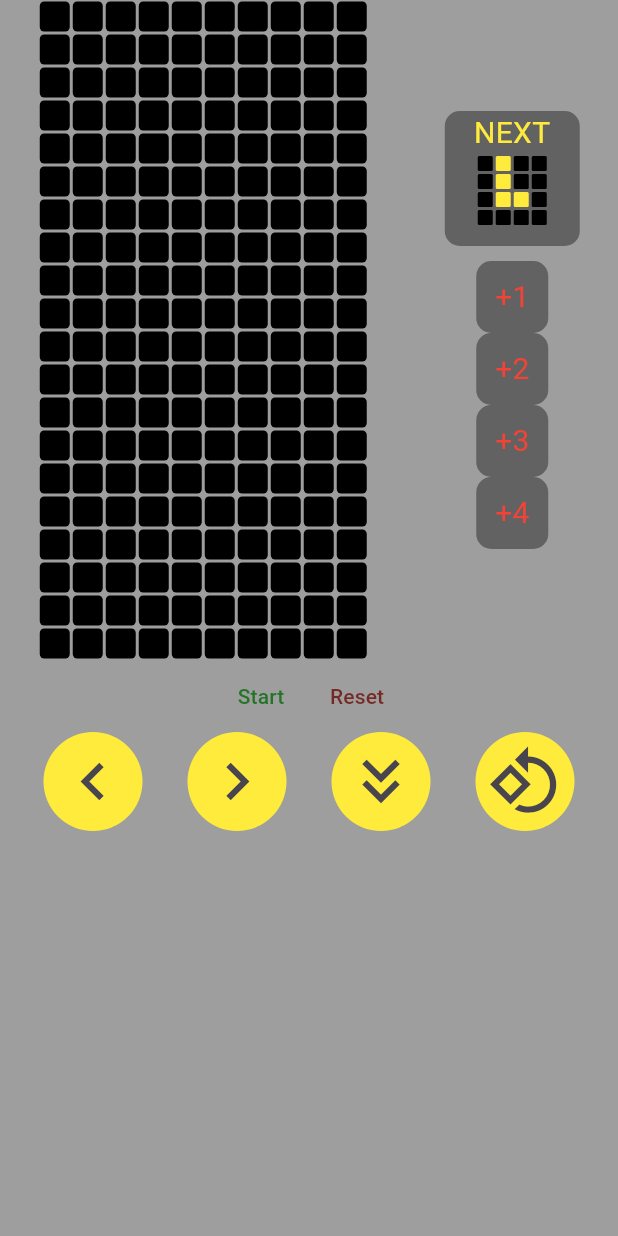
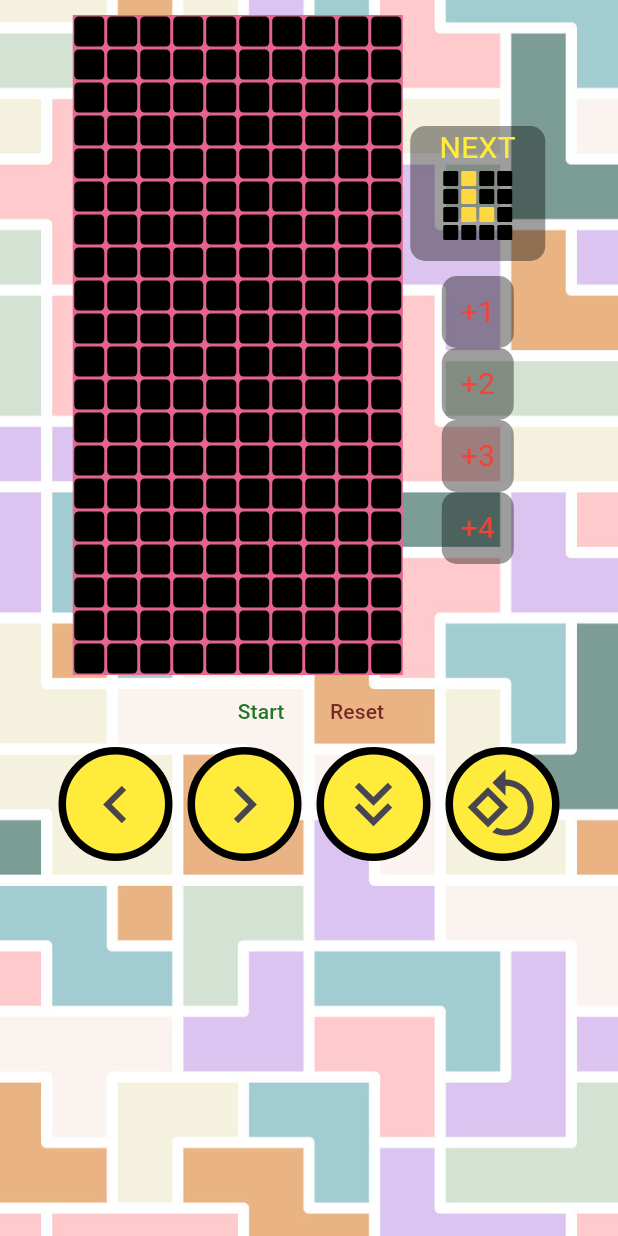
Before and after one commit to kosmas1991/tetris, a Flutter app: the screen it shows after launch, on a phone screen of 412 x 824 dp. Run offline on Flutter 3.47's test engine with Material 3 defaults, Android fonts, the phone set to English and light mode, and no system bars; our stand-ins replace vibration.

Commit message:
before cloud

```diff
--- a/lib/screens/gamescreen.dart
+++ b/lib/screens/gamescreen.dart
@@ -1,4 +1,7 @@
+import 'package:flutter/cupertino.dart';
 import 'package:flutter/material.dart';
+import 'package:flutter/services.dart';
+import 'package:flutter/widgets.dart';
 import 'dart:async';
 import 'dart:math';
 import 'package:tetris/models/piece.dart';
@@ -11,6 +14,14 @@ class GameScreen extends StatefulWidget {
   @override
   State<GameScreen> createState() => _GameScreenState();
 }
+
+class SpaceIntent extends Intent {}
+
+class ArrowLeftIntent extends Intent {}
+
+class ArrowRightIntent extends Intent {}
+
+class ArrowDownIntent extends Intent {}
 
 class _GameScreenState extends State<GameScreen> {
   //bool fromSpeedSet = false;
@@ -47,6 +58,7 @@ class _GameScreenState extends State<GameScreen> {
     [0, 0],
   ];
   int secondChance = 0;
+
   @override
   Widget build(BuildContext context) {
     switch (nextPieceToPlay.name) {
@@ -107,12 +119,27 @@ class _GameScreenState extends State<GameScreen> {
     return Scaffold(
       backgroundColor: Colors.grey,
       body: SafeArea(
-        child: Column(children:
-         [
+        child: Stack(
+          children: [
+            Image.asset(
+              'assets/images/tetris.jpg',
+              fit: BoxFit.fitHeight,
+              height: double.infinity,
+            ),
+            Container(
+              padding: EdgeInsets.all(10),
+              child: Column(
+                children: [
                   Row(
-          mainAxisAlignment: MainAxisAlignment.spaceAround,
+                    mainAxisAlignment: MainAxisAlignment.center,
                     children: [
-            daUI,
+                      Container(
+                        color: const Color.fromARGB(255, 228, 100, 143),
+                        child: daUI,
+                      ),
+                      SizedBox(
+                        width: 5,
+                      ),
                       Column(
                         children: [
                           Container(
@@ -126,7 +153,8 @@ class _GameScreenState extends State<GameScreen> {
                               children: [
                                 Text(
                                   'NEXT',
-                        style: TextStyle(color: Colors.yellow, fontSize: 20),
+                                  style: TextStyle(
+                                      color: Colors.yellow, fontSize: 20),
                                   textAlign: TextAlign.center,
                                 ),
                                 Row(
@@ -152,7 +180,8 @@ class _GameScreenState extends State<GameScreen> {
                                 },
                                 icon: Text(
                                   '+1',
-                        style: TextStyle(color: Colors.red, fontSize: 20),
+                                  style: TextStyle(
+                                      color: Colors.red, fontSize: 20),
                                 )),
                           ),
                           Container(
@@ -166,7 +195,8 @@ class _GameScreenState extends State<GameScreen> {
                                 },
                                 icon: Text(
                                   '+2',
-                        style: TextStyle(color: Colors.red, fontSize: 20),
+                                  style: TextStyle(
+                                      color: Colors.red, fontSize: 20),
                                 )),
                           ),
                           Container(
@@ -180,7 +210,8 @@ class _GameScreenState extends State<GameScreen> {
                                 },
                                 icon: Text(
                                   '+3',
-                        style: TextStyle(color: Colors.red, fontSize: 20),
+                                  style: TextStyle(
+                                      color: Colors.red, fontSize: 20),
                                 )),
                           ),
                           Container(
@@ -194,14 +225,47 @@ class _GameScreenState extends State<GameScreen> {
                                 },
                                 icon: Text(
                                   '+4',
-                        style: TextStyle(color: Colors.red, fontSize: 20),
+                                  style: TextStyle(
+                                      color: Colors.red, fontSize: 20),
                                 )),
                           ),
                         ],
                       )
                     ],
                   ),
-        Row(
+                  Shortcuts(
+                    shortcuts: {
+                      LogicalKeySet(LogicalKeyboardKey.space): SpaceIntent(),
+                      LogicalKeySet(LogicalKeyboardKey.arrowLeft):
+                          ArrowLeftIntent(),
+                      LogicalKeySet(LogicalKeyboardKey.arrowRight):
+                          ArrowRightIntent(),
+                      LogicalKeySet(LogicalKeyboardKey.arrowDown):
+                          ArrowDownIntent(),
+                    },
+                    child: Actions(
+                      actions: {
+                        SpaceIntent: CallbackAction<SpaceIntent>(
+                          onInvoke: (intent) {
+                            return rotatePiece();
+                          },
+                        ),
+                        ArrowLeftIntent: CallbackAction<ArrowLeftIntent>(
+                          onInvoke: (intent) {
+                            return movePieceLeft();
+                          },
+                        ),
+                        ArrowRightIntent: CallbackAction<ArrowRightIntent>(
+                          onInvoke: (intent) {
+                            return movePieceRight();
+                          },
+                        ),
+                        ArrowDownIntent:
+                            CallbackAction<ArrowDownIntent>(onInvoke: (intent) {
+                          return forcedOneDown();
+                        })
+                      },
+                      child: Row(
                         mainAxisAlignment: MainAxisAlignment.center,
                         children: [
                           TextButton(
@@ -210,7 +274,8 @@ class _GameScreenState extends State<GameScreen> {
                               },
                               child: Text(
                                 'Start',
-                  style: TextStyle(color: Color.fromARGB(255, 36, 116, 39)),
+                                style: TextStyle(
+                                    color: Color.fromARGB(255, 36, 116, 39)),
                               )),
                           TextButton(
                               onPressed: () {
@@ -220,9 +285,12 @@ class _GameScreenState extends State<GameScreen> {
                               child: Text(
                                 'Reset',
                                 style: TextStyle(
-                      color: const Color.fromARGB(255, 117, 41, 36)),
+                                    color:
+                                        const Color.fromARGB(255, 117, 41, 36)),
                               ))
                         ],
+                      ),
+                    ),
                   ),
                   Wrap(
                     alignment: WrapAlignment.center,
@@ -243,6 +311,7 @@ class _GameScreenState extends State<GameScreen> {
                         },
                         child: Container(
                           decoration: BoxDecoration(
+                            border: Border.all(color: Colors.black, width: 5),
                             borderRadius: BorderRadius.circular(1000),
                             color: Colors.yellow,
                           ),
@@ -256,7 +325,7 @@ class _GameScreenState extends State<GameScreen> {
                         ),
                       ),
                       SizedBox(
-              width: 30,
+                        width: 10,
                       ),
                       Listener(
                         onPointerDown: (event) {
@@ -274,6 +343,7 @@ class _GameScreenState extends State<GameScreen> {
                         },
                         child: Container(
                           decoration: BoxDecoration(
+                              border: Border.all(color: Colors.black, width: 5),
                               borderRadius: BorderRadius.circular(1000),
                               color: Colors.yellow),
                           child: IconButton(
@@ -286,7 +356,7 @@ class _GameScreenState extends State<GameScreen> {
                         ),
                       ),
                       SizedBox(
-              width: 30,
+                        width: 10,
                       ),
                       Listener(
                         //speedUp
@@ -305,6 +375,7 @@ class _GameScreenState extends State<GameScreen> {
                         },
                         child: Container(
                           decoration: BoxDecoration(
+                              border: Border.all(color: Colors.black, width: 5),
                               borderRadius: BorderRadius.circular(1000),
                               color: Colors.yellow),
                           child: IconButton(
@@ -318,10 +389,11 @@ class _GameScreenState extends State<GameScreen> {
                         ),
                       ),
                       SizedBox(
-              width: 30,
+                        width: 10,
                       ),
                       Container(
                         decoration: BoxDecoration(
+                            border: Border.all(color: Colors.black, width: 5),
                             borderRadius: BorderRadius.circular(1000),
                             color: Colors.yellow),
                         child: IconButton(
@@ -334,14 +406,19 @@ class _GameScreenState extends State<GameScreen> {
                     ],
                   ),
                 ],
-
+              ),
+            ),
+          ],
         ),
       ),
     );
   }
+
   @override
   void initState() {
     nextPieceToPlay = allThePieces[rand.nextInt(7)];
+    //auto start
+    //start();
     super.initState();
   }
 
@@ -1541,7 +1618,7 @@ class _GameScreenState extends State<GameScreen> {
             width: 20,
             margin: EdgeInsets.all(1),
             decoration: BoxDecoration(
-                color: table[i][j] == 0 ? Colors.black : Colors.yellow,
+                color: table[i][j] == 0 ? Colors.black : Colors.amberAccent,
                 borderRadius: BorderRadius.circular(3)),
           ),
         );
@@ -1578,7 +1655,7 @@ class _GameScreenState extends State<GameScreen> {
             width: 10,
             margin: EdgeInsets.all(1),
             decoration: BoxDecoration(
-                color: table[i][j] == 0 ? Colors.black : Colors.yellow,
+                color: table[i][j] == 0 ? Colors.black : Colors.amberAccent,
                 borderRadius: BorderRadius.circular(1)),
           ),
         );
--- a/pubspec.yaml
+++ b/pubspec.yaml
@@ -60,8 +60,8 @@ flutter:
   uses-material-design: true
 
   # To add assets to your application, add an assets section, like this:
-  # assets:
-  #   - images/a_dot_burr.jpeg
+  assets:
+   - assets/images/tetris.jpg
   #   - images/a_dot_ham.jpeg
 
   # An image asset can refer to one or more resolution-specific "variants", see
```
Also changed, not shown: assets/images/tetris.jpg (added). Lines whose indentation alone changed are shown as unchanged.
